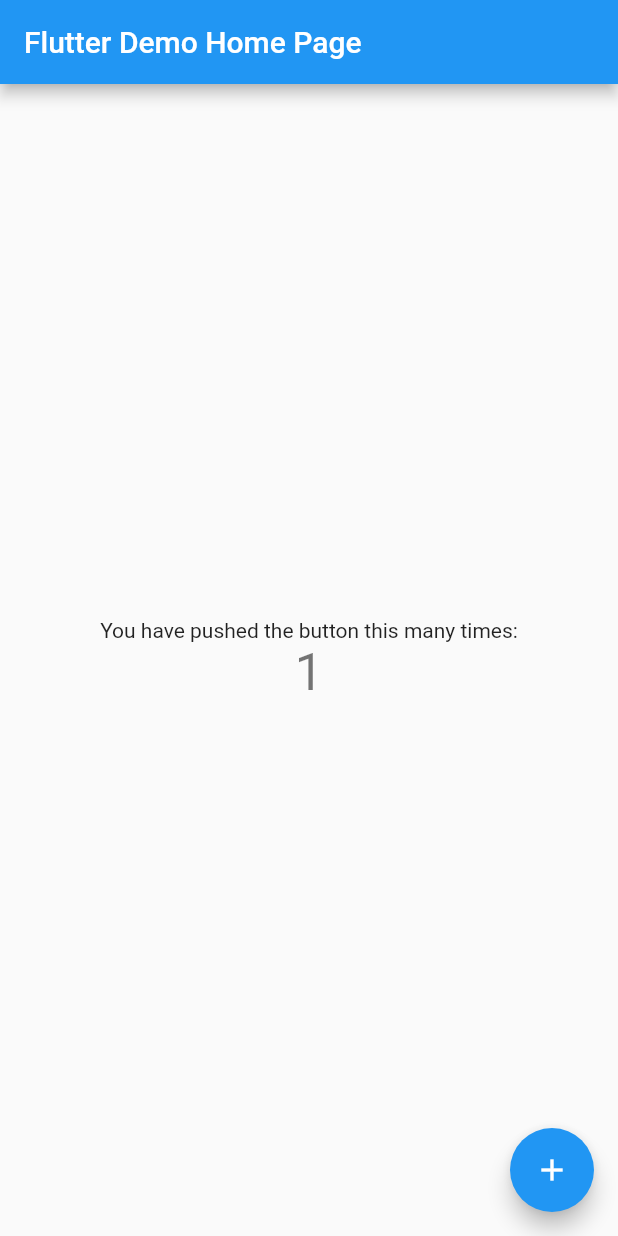
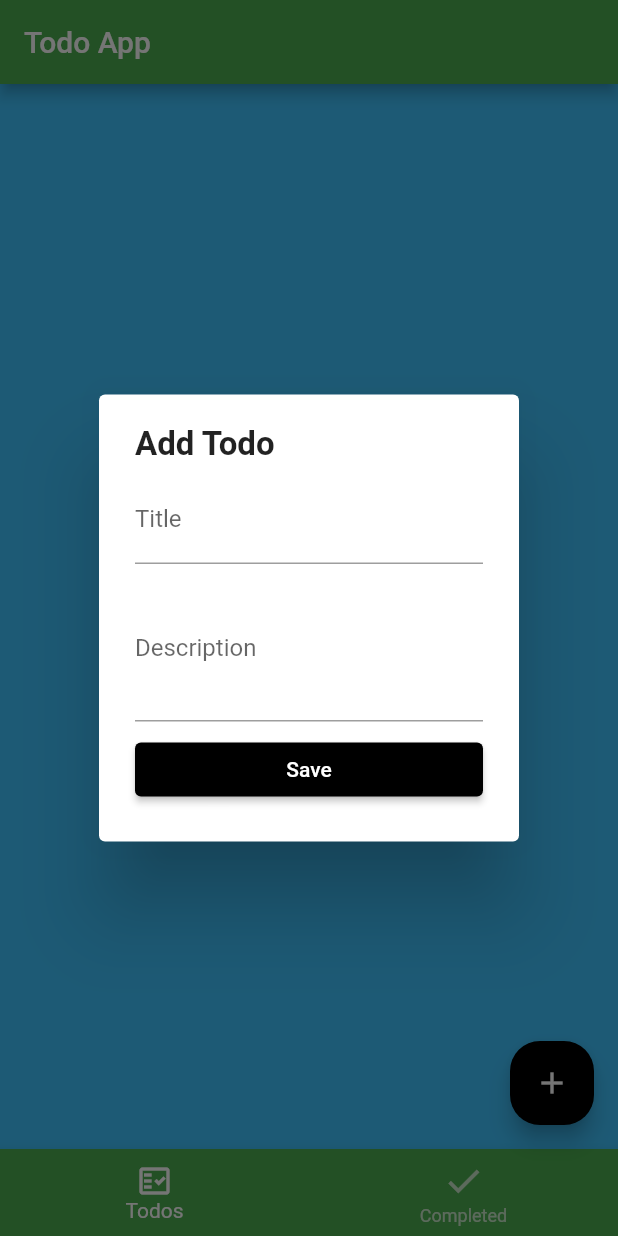
Before and after one commit to vanshikasaini/Todo_flutter, a Flutter app: the screen it shows after launch, after a tap on the "add" icon, on a phone screen of 412 x 824 dp. Run offline on Flutter 3.47's test engine with Material 2 defaults, Android fonts, the phone set to English and light mode, and no system bars.

Commit message:
Home Ui with dialog, callback are done.

```diff
--- a/lib/main.dart
+++ b/lib/main.dart
@@ -1,17 +1,21 @@
 import 'package:flutter/material.dart';
+import 'package:todoapp/screens/homepage.dart';
 
 void main() {
-  runApp(const MyApp());
+  runApp( MyApp());
 }
 
 class MyApp extends StatelessWidget {
-  const MyApp({super.key});
+  //const MyApp({super.key});
+
+  static final String title ="Todo App";
 
   // This widget is the root of your application.
   @override
   Widget build(BuildContext context) {
     return MaterialApp(
-      title: 'Flutter Demo',
+      debugShowCheckedModeBanner: false,
+      title: title,
       theme: ThemeData(
         // This is the theme of your application.
         //
@@ -22,94 +26,10 @@ class MyApp extends StatelessWidget {
         // or simply save your changes to "hot reload" in a Flutter IDE).
         // Notice that the counter didn't reset back to zero; the application
         // is not restarted.
-        primarySwatch: Colors.blue,
+        primarySwatch: Colors.green,
+        scaffoldBackgroundColor: Colors.lightBlueAccent
       ),
-      home: const MyHomePage(title: 'Flutter Demo Home Page'),
+      home: HomePage(),
     );
   }
 }
-
-class MyHomePage extends StatefulWidget {
-  const MyHomePage({super.key, required this.title});
-
-  // This widget is the home page of your application. It is stateful, meaning
-  // that it has a State object (defined below) that contains fields that affect
-  // how it looks.
-
-  // This class is the configuration for the state. It holds the values (in this
-  // case the title) provided by the parent (in this case the App widget) and
-  // used by the build method of the State. Fields in a Widget subclass are
-  // always marked "final".
-
-  final String title;
-
-  @override
-  State<MyHomePage> createState() => _MyHomePageState();
-}
-
-class _MyHomePageState extends State<MyHomePage> {
-  int _counter = 0;
-
-  void _incrementCounter() {
-    setState(() {
-      // This call to setState tells the Flutter framework that something has
-      // changed in this State, which causes it to rerun the build method below
-      // so that the display can reflect the updated values. If we changed
-      // _counter without calling setState(), then the build method would not be
-      // called again, and so nothing would appear to happen.
-      _counter++;
-    });
-  }
-
-  @override
-  Widget build(BuildContext context) {
-    // This method is rerun every time setState is called, for instance as done
-    // by the _incrementCounter method above.
-    //
-    // The Flutter framework has been optimized to make rerunning build methods
-    // fast, so that you can just rebuild anything that needs updating rather
-    // than having to individually change instances of widgets.
-    return Scaffold(
-      appBar: AppBar(
-        // Here we take the value from the MyHomePage object that was created by
-        // the App.build method, and use it to set our appbar title.
-        title: Text(widget.title),
-      ),
-      body: Center(
-        // Center is a layout widget. It takes a single child and positions it
-        // in the middle of the parent.
-        child: Column(
-          // Column is also a layout widget. It takes a list of children and
-          // arranges them vertically. By default, it sizes itself to fit its
-          // children horizontally, and tries to be as tall as its parent.
-          //
-          // Invoke "debug painting" (press "p" in the console, choose the
-          // "Toggle Debug Paint" action from the Flutter Inspector in Android
-          // Studio, or the "Toggle Debug Paint" command in Visual Studio Code)
-          // to see the wireframe for each widget.
-          //
-          // Column has various properties to control how it sizes itself and
-          // how it positions its children. Here we use mainAxisAlignment to
-          // center the children vertically; the main axis here is the vertical
-          // axis because Columns are vertical (the cross axis would be
-          // horizontal).
-          mainAxisAlignment: MainAxisAlignment.center,
-          children: <Widget>[
-            const Text(
-              'You have pushed the button this many times:',
-            ),
-            Text(
-              '$_counter',
-              style: Theme.of(context).textTheme.headlineMedium,
-            ),
-          ],
-        ),
-      ),
-      floatingActionButton: FloatingActionButton(
-        onPressed: _incrementCounter,
-        tooltip: 'Increment',
-        child: const Icon(Icons.add),
-      ), // This trailing comma makes auto-formatting nicer for build methods.
-    );
-  }
-}
--- /dev/null
+++ b/lib/screens/homepage.dart
@@ -0,0 +1,60 @@
+import 'package:flutter/cupertino.dart';
+import 'package:flutter/material.dart';
+import 'package:todoapp/main.dart';
+import 'package:todoapp/screens/todo_dialog.dart';
+
+class HomePage extends StatefulWidget {
+  const HomePage({Key? key}) : super(key: key);
+
+  @override
+  State<HomePage> createState() => _HomePageState();
+}
+
+class _HomePageState extends State<HomePage> {
+  int selectedIndex =0;
+
+  @override
+  Widget build(BuildContext context) {
+   final tabs =[
+     Container(),Container()
+   ];
+return Scaffold(
+  appBar: AppBar(
+    title: Text(MyApp.title),
+  ),
+  bottomNavigationBar: BottomNavigationBar(
+    backgroundColor:Theme.of(context).primaryColor ,
+    unselectedItemColor: Colors.white.withOpacity(0.7),
+    selectedItemColor: Colors.white,
+    currentIndex: selectedIndex,
+    onTap: (index) => setState(() {
+      selectedIndex=index;
+    }),
+    items: [
+      BottomNavigationBarItem(
+        icon: Icon(Icons.fact_check_outlined),
+        label: 'Todos',
+      ),
+      BottomNavigationBarItem(
+        icon: Icon(Icons.done,size: 28),
+        label: 'Completed',
+      )
+    ],
+  ),
+  body: tabs[selectedIndex],
+  floatingActionButton: FloatingActionButton(
+    shape: RoundedRectangleBorder(
+      borderRadius: BorderRadius.circular(20)
+    ),
+    backgroundColor: Colors.black,
+    onPressed: ()=>
+        showDialog(context: context,
+            builder: (BuildContext context) => AddToDoDialog(),
+        barrierDismissible: false),
+    child: Icon(Icons.add),
+  ),
+
+);
+
+  }
+}
--- /dev/null
+++ b/lib/screens/todo_dialog.dart
@@ -0,0 +1,40 @@
+import 'package:flutter/cupertino.dart';
+import 'package:flutter/material.dart';
+
+import '../widgets_app/todoformwidget.dart';
+
+class AddToDoDialog extends StatefulWidget {
+  const AddToDoDialog({Key? key}) : super(key: key);
+
+  @override
+  State<AddToDoDialog> createState() => _AddToDoDialogState();
+}
+
+class _AddToDoDialogState extends State<AddToDoDialog> {
+
+  final _formKey = GlobalKey<FormState>();
+  String title='';
+  String description='';
+
+
+
+  @override
+  Widget build(BuildContext context) => AlertDialog(
+    content :Column(
+      mainAxisSize: MainAxisSize.min,
+      crossAxisAlignment: CrossAxisAlignment.start,
+      children: [
+        Text('Add Todo',style: TextStyle(
+          fontWeight: FontWeight.bold,fontSize: 22
+        ),
+        ),
+        const SizedBox(height: 8),
+        ToDoFormWidget(
+          onChangedTitle : (title) => setState(()=> this.title =title),
+          onChangedDescription : (description) => setState(()=> this.description =description),
+          onSavedTodo: (){}
+        )
+      ],
+    )
+  );
+}
--- /dev/null
+++ b/lib/widgets_app/todoformwidget.dart
@@ -0,0 +1,74 @@
+import 'package:flutter/cupertino.dart';
+import 'package:flutter/material.dart';
+
+class ToDoFormWidget extends StatelessWidget {
+
+  final String title;
+  final String description;
+
+  final ValueChanged<String> onChangedTitle;
+  final ValueChanged<String> onChangedDescription;
+  final VoidCallback onSavedTodo;
+
+  const ToDoFormWidget({Key? key,
+     this.title='',
+     this.description='',
+    required this.onChangedTitle,
+    required this.onChangedDescription,
+    required this.onSavedTodo}) : super(key: key);
+
+  @override
+  Widget build(BuildContext context) => SingleChildScrollView(
+
+    child: Column(
+      mainAxisSize: MainAxisSize.min,
+      children: [
+        buildTitle(),
+        const SizedBox(height: 8),
+        buildDescription(),
+        const SizedBox(height: 8),
+        buildButton()
+
+      ],
+    ),
+  );
+
+  Widget buildTitle() => TextFormField(
+    maxLines: 1,
+    initialValue: title,
+    onChanged: onChangedTitle,
+    validator: (title){
+      title=title??'';
+      if(title.isEmpty){
+        return 'The title cannot be empty';
+      }
+      return null;
+    },
+    decoration: InputDecoration(
+      border: UnderlineInputBorder(),
+      labelText: 'Title'
+    ),
+
+  );
+  Widget buildDescription() => TextFormField(
+    maxLines: 3,
+    initialValue: description,
+    onChanged: onChangedDescription,
+
+    decoration: InputDecoration(
+      border: UnderlineInputBorder(),
+      labelText: 'Description'
+    ),
+
+  );
+
+  Widget buildButton() => SizedBox(
+    width: double.infinity,
+    child: ElevatedButton(
+      style: ButtonStyle(
+        backgroundColor: MaterialStateProperty.all(Colors.black)
+      ),
+        onPressed: onSavedTodo,
+        child: Text('Save')),
+  );
+}
--- a/pubspec.yaml
+++ b/pubspec.yaml
@@ -35,6 +35,7 @@ dependencies:
   # The following adds the Cupertino Icons font to your application.
   # Use with the CupertinoIcons class for iOS style icons.
   cupertino_icons: ^1.0.2
+  provider: ^6.0.5
 
 dev_dependencies:
   flutter_test:
```
Also changed, not shown: pubspec.lock.
